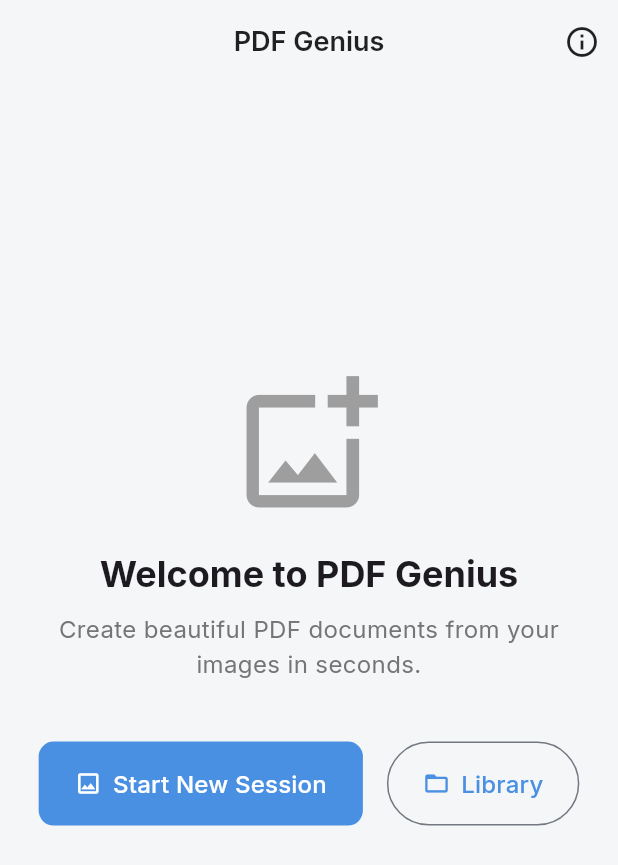
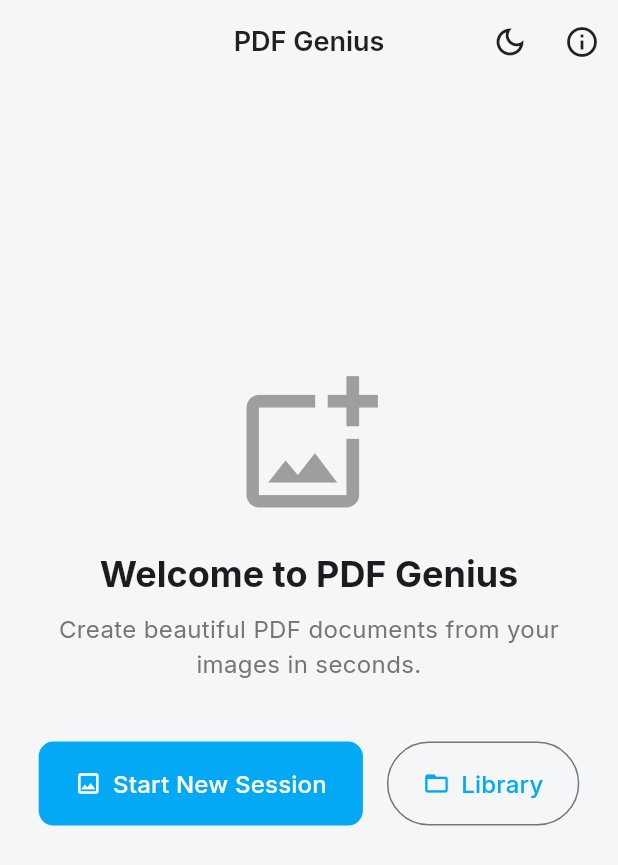
Before and after one commit to aqeelqazem/Pdf_forge_app1, a Flutter app: the screen it shows after launch, on a phone screen of 412 x 824 dp. Shown: the top 865 px of the screen. Run offline on Flutter 3.47's test engine with Material 3 defaults, Android fonts, the light colour scheme and no system bars; our stand-ins replace equatable, flutter_bloc, go_router, google_fonts, image_cropper, image_picker and 5 more.

Commit message:
feat: Implement theme switcher and revert web cropper attempt

```diff
--- a/lib/main.dart
+++ b/lib/main.dart
@@ -1,3 +1,4 @@
+
 import 'package:flutter/material.dart';
 import 'package:flutter_bloc/flutter_bloc.dart';
 import 'package:myapp/app_router.dart';
@@ -5,9 +6,27 @@ import 'package:myapp/business_logic/image_cubit.dart';
 import 'package:myapp/business_logic/pdf_library_cubit.dart';
 import 'package:myapp/services/pdf_service.dart';
 import 'package:myapp/ui/theme/app_theme.dart';
+import 'package:provider/provider.dart';
 
 void main() {
-  runApp(const MyApp());
+  runApp(
+    ChangeNotifierProvider(
+      create: (context) => ThemeProvider(),
+      child: const MyApp(),
+    ),
+  );
+}
+
+class ThemeProvider with ChangeNotifier {
+  ThemeMode _themeMode = ThemeMode.system;
+
+  ThemeMode get themeMode => _themeMode;
+
+  void toggleTheme() {
+    _themeMode =
+        _themeMode == ThemeMode.light ? ThemeMode.dark : ThemeMode.light;
+    notifyListeners();
+  }
 }
 
 class MyApp extends StatelessWidget {
@@ -30,18 +49,20 @@ class MyApp extends StatelessWidget {
         ],
         child: Builder(
           builder: (context) {
-            // Use context.read instead of context.watch to prevent unnecessary rebuilds
-            // of the router. The router itself listens to the stream for changes.
             final imageCubit = context.read<ImageCubit>();
             final appRouter = AppRouter(imageCubit: imageCubit);
 
+            return Consumer<ThemeProvider>(
+              builder: (context, themeProvider, child) {
                 return MaterialApp.router(
                   routerConfig: appRouter.router,
                   debugShowCheckedModeBanner: false,
                   title: 'PDF Genius',
                   theme: AppTheme.lightTheme,
                   darkTheme: AppTheme.darkTheme,
-              themeMode: ThemeMode.system,
+                  themeMode: themeProvider.themeMode,
+                );
+              },
             );
           },
         ),
--- a/lib/ui/screens/home_screen.dart
+++ b/lib/ui/screens/home_screen.dart
@@ -3,6 +3,8 @@ import 'package:flutter_bloc/flutter_bloc.dart';
 import 'package:go_router/go_router.dart';
 import 'package:image_picker/image_picker.dart';
 import 'package:myapp/business_logic/image_cubit.dart';
+import 'package:myapp/main.dart'; // Import main.dart to access ThemeProvider
+import 'package:provider/provider.dart'; // Import provider
 
 class HomeScreen extends StatelessWidget {
   const HomeScreen({super.key});
@@ -37,13 +39,13 @@ class HomeScreen extends StatelessWidget {
     final List<XFile> images = await ImagePicker().pickMultiImage();
     if (!context.mounted || images.isEmpty) return;
 
-    // The BlocListener will now handle the navigation after this state change.
     await imageCubit.addImages(images);
   }
 
   @override
   Widget build(BuildContext context) {
     final theme = Theme.of(context);
+    final themeProvider = Provider.of<ThemeProvider>(context);
 
     return BlocListener<ImageCubit, ImageState>(
       listenWhen: (previous, current) {
@@ -56,6 +58,13 @@ class HomeScreen extends StatelessWidget {
         appBar: AppBar(
           title: const Text('PDF Genius'),
           actions: [
+            IconButton(
+              icon: Icon(themeProvider.themeMode == ThemeMode.dark
+                  ? Icons.light_mode_outlined
+                  : Icons.dark_mode_outlined),
+              tooltip: 'Toggle Theme',
+              onPressed: () => themeProvider.toggleTheme(),
+            ),
             BlocBuilder<ImageCubit, ImageState>(
               builder: (context, state) {
                 if (state.pickedImages.isEmpty) {
@@ -76,12 +85,11 @@ class HomeScreen extends StatelessWidget {
             ),
           ],
         ),
-        // Using a Column with Spacers for a flexible, non-scrolling layout.
         body: Padding(
           padding: const EdgeInsets.all(24.0),
           child: Column(
             children: <Widget>[
-              const Spacer(flex: 2), // Pushes content down from the app bar
+              const Spacer(flex: 2),
               const Icon(
                 Icons.add_photo_alternate_outlined,
                 size: 100,
@@ -129,7 +137,7 @@ class HomeScreen extends StatelessWidget {
                   ),
                 ],
               ),
-              const Spacer(flex: 3), // Provides more flexible space at the bottom
+              const Spacer(flex: 3),
             ],
           ),
         ),
--- a/lib/ui/theme/app_theme.dart
+++ b/lib/ui/theme/app_theme.dart
@@ -3,7 +3,7 @@ import 'package:flutter/material.dart';
 import 'package:google_fonts/google_fonts.dart';
 
 class AppTheme {
-  static const Color _primaryColor = Color(0xFF4A90E2);
+  static const Color _primaryColor = Colors.lightBlue; // Changed to lightBlue
   static const Color _lightBackgroundColor = Color(0xFFF4F6F8);
   static const Color _darkBackgroundColor = Color(0xFF1A1A1A);
   static const Color _lightCardColor = Colors.white;
@@ -11,7 +11,7 @@ class AppTheme {
 
   static final ThemeData lightTheme = ThemeData.light(useMaterial3: true).copyWith(
     colorScheme: ColorScheme.fromSeed(
-      seedColor: _primaryColor,
+      seedColor: _primaryColor, // Using the new lightBlue seed
       brightness: Brightness.light,
       primary: _primaryColor,
       surface: _lightBackgroundColor,
@@ -34,7 +34,7 @@ class AppTheme {
 
   static final ThemeData darkTheme = ThemeData.dark(useMaterial3: true).copyWith(
     colorScheme: ColorScheme.fromSeed(
-      seedColor: _primaryColor,
+      seedColor: _primaryColor, // Dark theme can also be seeded from the same color for consistency
       brightness: Brightness.dark,
       primary: _primaryColor,
       surface: _darkBackgroundColor,
--- a/pubspec.yaml
+++ b/pubspec.yaml
@@ -26,6 +26,7 @@ dependencies:
   open_filex: ^4.3.2
   image_cropper: ^7.0.0
   reorderable_grid_view: ^2.2.6
+  provider: ^6.1.5+1
 
 dev_dependencies:
   flutter_test:
```
Also changed, not shown: pubspec.lock, 3 other files. Lines whose indentation alone changed are shown as unchanged.
